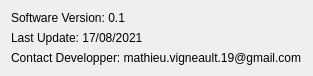
This is gui/dialog/ConnectionErrorDialogUI.ui in AceEagle/ElectricViewCHU as Qt 5 draws it before an edit. The edited form follows.
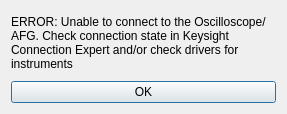
This is the edited form.

Commit message: connection dialog again

```diff
--- a/gui/dialog/ConnectionErrorDialogUI.ui
+++ b/gui/dialog/ConnectionErrorDialogUI.ui
@@ -7,7 +7,7 @@
     <x>0</x>
     <y>0</y>
     <width>287</width>
-    <height>69</height>
+    <height>114</height>
    </rect>
   </property>
   <property name="sizePolicy">
@@ -20,30 +20,20 @@
    <string>Help</string>
   </property>
   <layout class="QGridLayout" name="gridLayout">
+   <item row="1" column="0">
+    <widget class="QPushButton" name="OkPButton">
+     <property name="text">
+      <string>OK</string>
+     </property>
+    </widget>
+   </item>
    <item row="0" column="0">
     <widget class="QLabel" name="label_2">
      <property name="text">
-      <string>Software Version: 0.1</string>
+      <string>ERROR: Unable to connect to the Oscilloscope/AFG. Check connection state in Keysight Connection Expert and/or check drivers for instruments</string>
      </property>
-    </widget>
-   </item>
-   <item row="2" column="0">
-    <widget class="QLabel" name="label">
-     <property name="sizePolicy">
-      <sizepolicy hsizetype="Minimum" vsizetype="Minimum">
-       <horstretch>0</horstretch>
-       <verstretch>0</verstretch>
-      </sizepolicy>
-     </property>
-     <property name="text">
-      <string>Contact Developper: mathieu.vigneault.19@gmail.com</string>
-     </property>
-    </widget>
-   </item>
-   <item row="1" column="0">
-    <widget class="QLabel" name="label_3">
-     <property name="text">
-      <string>Last Update: 17/08/2021</string>
+     <property name="wordWrap">
+      <bool>true</bool>
      </property>
     </widget>
    </item>
```
